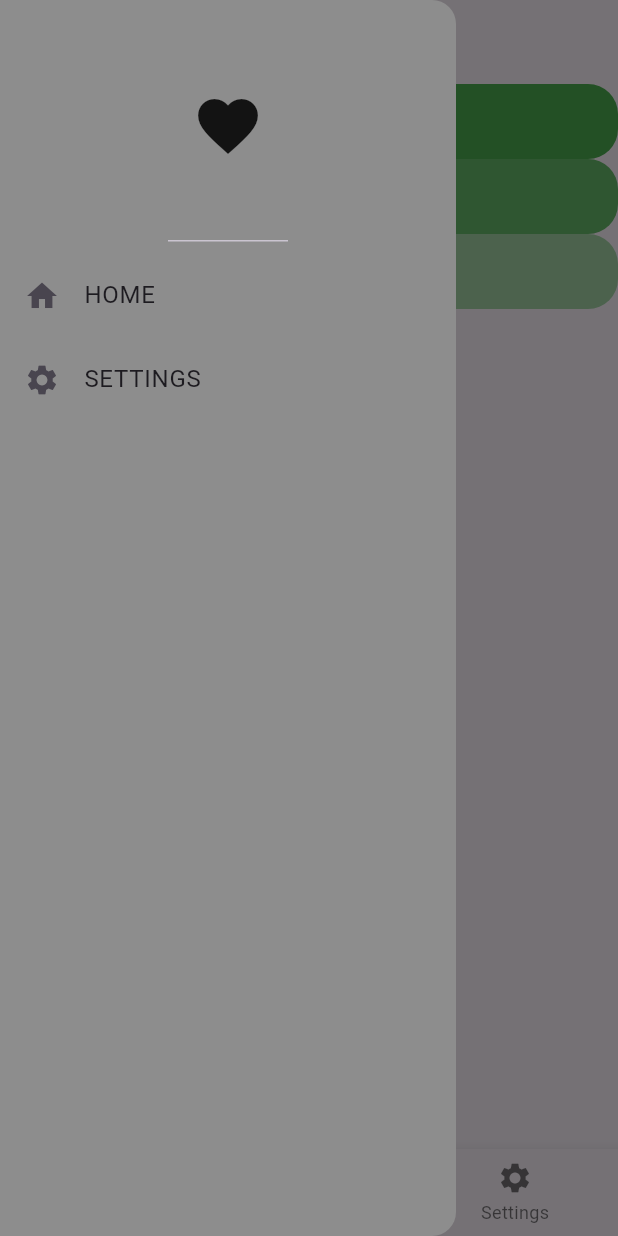
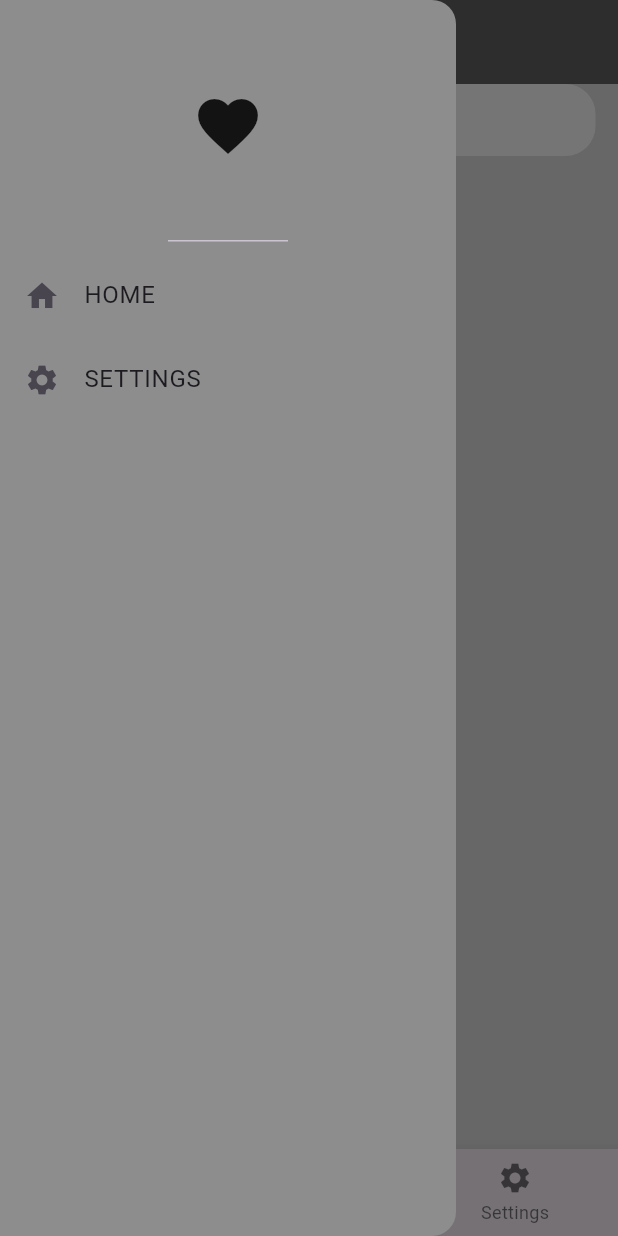
Before and after one commit to ZasaQ/TelephonyApplication, a Flutter app: the screen it shows after launch, with the side drawer open, on a phone screen of 412 x 824 dp. Run offline on Flutter 3.47's test engine with Material 3 defaults, Android fonts, the phone set to English and light mode, and no system bars; our stand-ins replace firebase_auth, firebase_core; accounts and stored records are empty.

Commit message:
appBar homePage

```diff
--- a/lib/pages/first_page.dart
+++ b/lib/pages/first_page.dart
@@ -1,6 +1,7 @@
 // ignore_for_file: prefer_const_literals_to_create_immutables, prefer_const_constructors
 
 
+import 'package:firebase_auth/firebase_auth.dart';
 import 'package:flutter/material.dart';
 import 'package:telephon_application/pages/homepage.dart';
 import 'package:telephon_application/pages/profilepage.dart';
@@ -21,6 +22,9 @@ class _FirstPageState extends State<FirstPage> {
       _selectedIndex=index;
     });
   }
+  void userSignOut() {
+    FirebaseAuth.instance.signOut();
+  }
 
   final List _pages = [
     //homepage
@@ -34,7 +38,7 @@ class _FirstPageState extends State<FirstPage> {
   @override
   Widget build(BuildContext context){
     return Scaffold(
-      appBar: AppBar(title: Text("App Bar")),
+      appBar: _appBar(),
       bottomNavigationBar: BottomNavigationBar(
         currentIndex: _selectedIndex,
         onTap: _navigateBottomBar,
@@ -81,4 +85,18 @@ class _FirstPageState extends State<FirstPage> {
 
     );
   }
+  AppBar _appBar(){
+    return AppBar(
+      backgroundColor: Colors.grey[700],
+      elevation: 0,
+      title: Row(
+        mainAxisAlignment: MainAxisAlignment.spaceBetween,
+        children: [
+          Container(
+
+          )
+        ],
+      ),
+    );
+  }
 }
--- a/lib/pages/homepage.dart
+++ b/lib/pages/homepage.dart
@@ -11,59 +11,35 @@ class HomePage extends StatelessWidget {
   @override
   Widget build(BuildContext context) {
     return Scaffold(
-      body: ListView(
+      backgroundColor: Colors.grey[300],
+      body: Container(
+      padding: EdgeInsets.symmetric(horizontal: 15),
+      child: Column(
         children: [
-           Container(
-              height: 50,
-              width: 100,
-              decoration: BoxDecoration(
-              color: Colors.green,
+          Container(
+            decoration: BoxDecoration(
+              color: Colors.white,
               borderRadius: BorderRadius.circular(20),
+
             ),
-
-            padding: EdgeInsets.all(25),
-            child: Text("Kontakt1",
-              style: TextStyle(
-              color: Colors.white,
-              fontSize: 28,
-              fontWeight: FontWeight.bold,
+            child: TextField(
+              decoration: InputDecoration(
+                contentPadding: EdgeInsets.all(0),
+                prefixIcon: Icon(
+                  Icons.search,
+                  color: Colors.grey[700],
+                  size: 20,),
+                prefixIconConstraints: BoxConstraints(maxHeight: 20, minWidth: 25),
+                border: InputBorder.none,
+                hintText: 'Wyszukaj',
+                hintStyle: TextStyle(color:Colors.grey[700], fontSize: 20),
               ),
             ),
           ),
-          Container(
-              height: 50,
-              width: 100,
-              decoration: BoxDecoration(
-              color: Colors.green[400],
-              borderRadius: BorderRadius.circular(20),
-              ),
-              child: Text("Kontakt1",
-                style: TextStyle(
-                  color: Colors.white,
-                  fontSize: 28,
-                  fontWeight: FontWeight.bold,
-              ),
-            ),
-            ),
-
-          Container(
-              height: 50,
-              width: 100,
-              decoration: BoxDecoration(
-              color: Colors.green[200],
-              borderRadius: BorderRadius.circular(20),
-              ),
-              child: Text("Kontakt1",
-                style: TextStyle(
-                  color: Colors.white,
-                  fontSize: 28,
-                  fontWeight: FontWeight.bold,
-              ),
-            ),
-            ),
-
-          ],
+        ],
+      ),
       ),
     );
   }
+
 }
```
Also changed, not shown: 1 other file.
